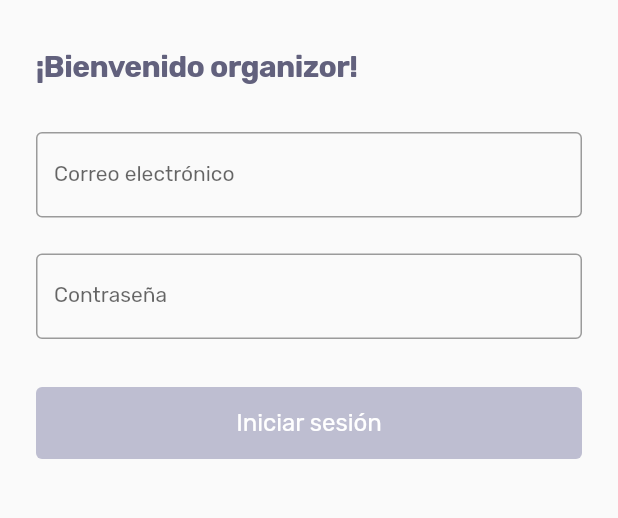
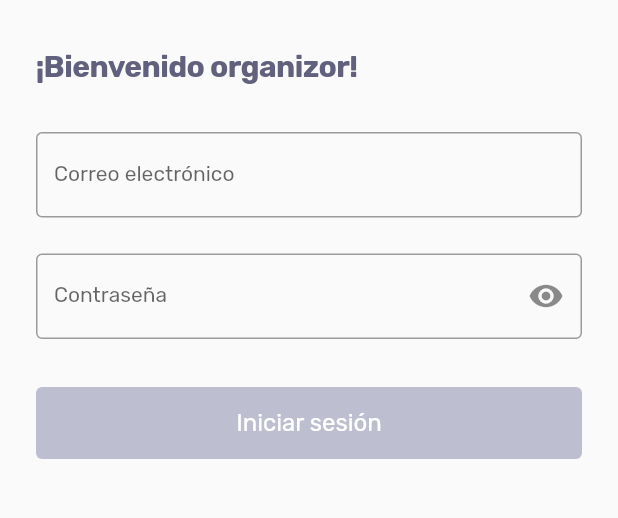
Before and after one commit to guiadehoy/app_front, a Flutter app: the screen it shows after launch, on a phone screen of 412 x 824 dp, the part 543-1061 px from its top. Run offline on Flutter 3.47's test engine with Material 2 defaults, Android fonts, the phone set to English and light mode, and no system bars; our stand-ins replace bot_toast, flutter_mobx, mobx, shared_preferences, validators; missing offline and left inert: flutter_barcode_scanner; generated files the repository leaves out were written again.

Commit message:
Se modifica el sufijo de contraseña

```diff
--- a/lib/ui/login_screen.dart
+++ b/lib/ui/login_screen.dart
@@ -24,6 +24,8 @@ class _LoginScreenState extends State<LoginScreen> {
 
   late LoginStore _loginStore;
   late FocusNode _passwordFocusNode;
+  late bool isObscure = true;
+  late IconData suffix = Icons.visibility_off;
 
   @override
   void initState() {
@@ -139,9 +141,7 @@ class _LoginScreenState extends State<LoginScreen> {
       label: "Correo electrónico",
       hint: "Correo electrónico",
       inputType: TextInputType.emailAddress,
-      icon: Icons.person,
       padding: EdgeInsets.only(top: 16.0, bottom: 8.0),
-      iconColor: Colors.black54,
       textController: _userEmailController,
       inputAction: TextInputAction.next,
       autoFocus: false,
@@ -156,14 +156,30 @@ class _LoginScreenState extends State<LoginScreen> {
     );
   }
 
+  setInputPassword() {
+    setState(() {
+      this.isObscure = !this.isObscure;
+    });
+
+    if (this.isObscure) {
+      setState(() {
+        suffix = Icons.visibility_off;
+      });
+    } else {
+      setState(() {
+        suffix = Icons.visibility;
+      });
+    }
+  }
+
   Widget _buildPasswordField() {
     return TextFieldWidget(
       label: "Contraseña",
       hint: "Contraseña",
-      isObscure: true,
+      isObscure: isObscure,
+      suffix: suffix,
+      onPressedSuffix: () => setInputPassword(),
       padding: EdgeInsets.only(top: 16.0, bottom: 8.0),
-      icon: Icons.lock,
-      iconColor: Colors.black54,
       textController: _passwordController,
       focusNode: _passwordFocusNode,
       errorText: _loginStore.formErrorStore.password,
--- a/lib/widgets/textfield_widget.dart
+++ b/lib/widgets/textfield_widget.dart
@@ -2,6 +2,7 @@ import 'package:flutter/material.dart';
 
 class TextFieldWidget extends StatelessWidget {
   final IconData icon;
+  final IconData? suffix;
   final String hint;
   final String label;
   final String errorText;
@@ -16,12 +17,13 @@ class TextFieldWidget extends StatelessWidget {
   final FocusNode? focusNode;
   final ValueChanged? onFieldSubmitted;
   final ValueChanged? onChanged;
+  final VoidCallback? onPressedSuffix;
   final bool autoFocus;
   final TextInputAction inputAction;
   final int maxLength;
 
-  const TextFieldWidget({
-    Key? key,
+  const TextFieldWidget(
+      {Key? key,
       this.icon = Icons.person,
       this.hint = "",
       this.errorText = "",
@@ -30,17 +32,19 @@ class TextFieldWidget extends StatelessWidget {
       this.inputType = TextInputType.text,
       required this.textController,
       this.label = '',
-    this.isIcon = true,
+      this.isIcon = false,
       this.padding = const EdgeInsets.all(0),
       this.hintColor = Colors.grey,
       this.iconColor = Colors.grey,
       this.focusNode,
       this.onFieldSubmitted,
       this.onChanged,
+      this.onPressedSuffix,
       this.maxLength = 25,
       this.autoFocus = false,
       this.inputAction = TextInputAction.next,
-  }) : super(key: key);
+      this.suffix})
+      : super(key: key);
 
   @override
   Widget build(BuildContext context) {
@@ -57,19 +61,26 @@ class TextFieldWidget extends StatelessWidget {
         maxLength: this.maxLength,
         keyboardType: this.inputType,
         enabled: enabled,
-        // ignore: deprecated_member_use
-        style: Theme.of(context).textTheme.body1,
+        style: Theme.of(context).textTheme.bodyText2,
         decoration: InputDecoration(
             border: const OutlineInputBorder(),
             labelText: label,
             hintText: this.hint,
-            hintStyle:
-                // ignore: deprecated_member_use
-                Theme.of(context).textTheme.body1!.copyWith(color: hintColor),
+            suffixIcon: suffix != null
+                ? GestureDetector(
+                    onTap: onPressedSuffix,
+                    child: Icon(
+                      Icons.visibility,
+                    ),
+                  )
+                : null,
+            hintStyle: Theme.of(context)
+                .textTheme
+                .bodyText2!
+                .copyWith(color: hintColor),
             errorText: errorText != "" ? errorText : null,
             counterText: '',
-            // ignore: dead_code
-            icon: false ? Icon(this.icon, color: iconColor) : null),
+            icon: isIcon ? Icon(this.icon, color: iconColor) : null),
       ),
     );
   }
```
Lines whose indentation alone changed are shown as unchanged.
